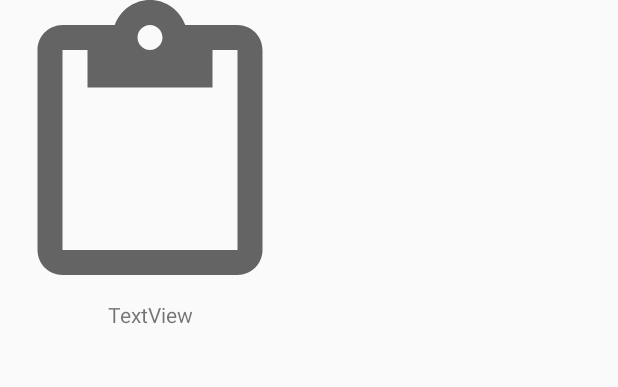
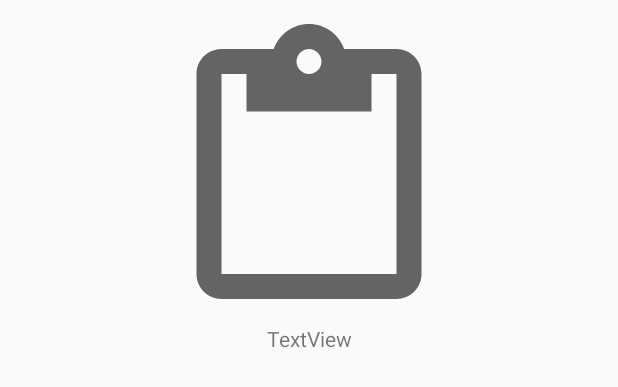
Before and after one commit to IDRZ0/Slackolos, an Android app: the layout activity_fiestas.xml on its own in the app's theme, with its tools: preview values and no code run, on a phone screen of 412 x 824 dp. Shown: the top 387 px of the screen. Run offline under Robolectric (Android 15) with nearby library versions, the phone set to English and light mode, and no system bars.

Commit message:
fiestas1

```diff
--- a/app/src/main/java/com/slackolos/kaumamusic/adapters/FiestasAdapter.java
+++ b/app/src/main/java/com/slackolos/kaumamusic/adapters/FiestasAdapter.java
@@ -9,14 +9,14 @@ import android.widget.ImageView;
 import android.widget.TextView;
 
 import com.slackolos.kaumamusic.R;
-import com.slackolos.kaumamusic.fiestas.Fiesta;
+import com.slackolos.kaumamusic.listas.Fiesta;
 
 import java.util.ArrayList;
 
 public class FiestasAdapter extends RecyclerView.Adapter<FiestasAdapter.ViewHolderFiestas>
     implements View.OnClickListener{
 
-    ArrayList <Fiesta> listaFiestas;
+    private ArrayList<Fiesta> listaFiestas;
     private View.OnClickListener listener;
 
     public FiestasAdapter(ArrayList<Fiesta> listaFiestas) {
@@ -27,7 +27,6 @@ public class FiestasAdapter extends RecyclerView.Adapter<FiestasAdapter.ViewHold
     @Override
     public ViewHolderFiestas onCreateViewHolder(@NonNull ViewGroup viewGroup, int i) {
         View view = LayoutInflater.from(viewGroup.getContext()).inflate(R.layout.activity_fiestas,null,false);
-
         view.setOnClickListener(this);
         return new ViewHolderFiestas(view);
     }
--- a/app/src/main/java/com/slackolos/kaumamusic/fiestas/Fiesta.java
+++ b/app/src/main/java/com/slackolos/kaumamusic/listas/Fiesta.java
@@ -1,4 +1,4 @@
-package com.slackolos.kaumamusic.fiestas;
+package com.slackolos.kaumamusic.listas;
 
 import android.widget.ImageView;
 import android.widget.TextView;
@@ -8,9 +8,6 @@ public class Fiesta {
     private int imagen;
     private String nombre;
 
-    public Fiesta(){
-
-    }
     public Fiesta(int imagen, String nombre) {
         this.imagen = imagen;
         this.nombre = nombre;
--- a/app/src/main/res/layout/activity_fiestas.xml
+++ b/app/src/main/res/layout/activity_fiestas.xml
@@ -2,22 +2,24 @@
 <LinearLayout
     xmlns:android="http://schemas.android.com/apk/res/android"
     xmlns:app="http://schemas.android.com/apk/res-auto"
-    android:layout_width="200dp"
-    android:layout_height="300dp"
-    android:orientation="vertical"
-    android:layout_centerInParent="true">
+    android:layout_width="wrap_content"
+    android:layout_height="wrap_content"
+    android:layout_gravity="center_horizontal"
+    android:padding="16dp"
+    android:orientation="vertical">
 
     <ImageView
         android:id="@+id/imageFiesta"
         android:layout_width="200dp"
         android:layout_height="200dp"
-        android:layout_gravity="center_horizontal"
-        app:srcCompat="?attr/actionModePasteDrawable" />
+        app:srcCompat="?attr/actionModePasteDrawable"
+        />
 
     <TextView
         android:id="@+id/nameFiesta"
         android:layout_width="match_parent"
-        android:layout_height="100dp"
-        android:gravity="center_horizontal"
-        android:text="TextView" />
+        android:layout_height="wrap_content"
+        android:gravity="center"
+        android:text="TextView"
+        />
 </LinearLayout>
```
Also changed, not shown: app/src/main/java/com/slackolos/kaumamusic/FiestasActivity.java (+6 -17 lines), app/src/main/java/com/slackolos/kaumamusic/inventario/Inventario.java (+9 -0 lines).
